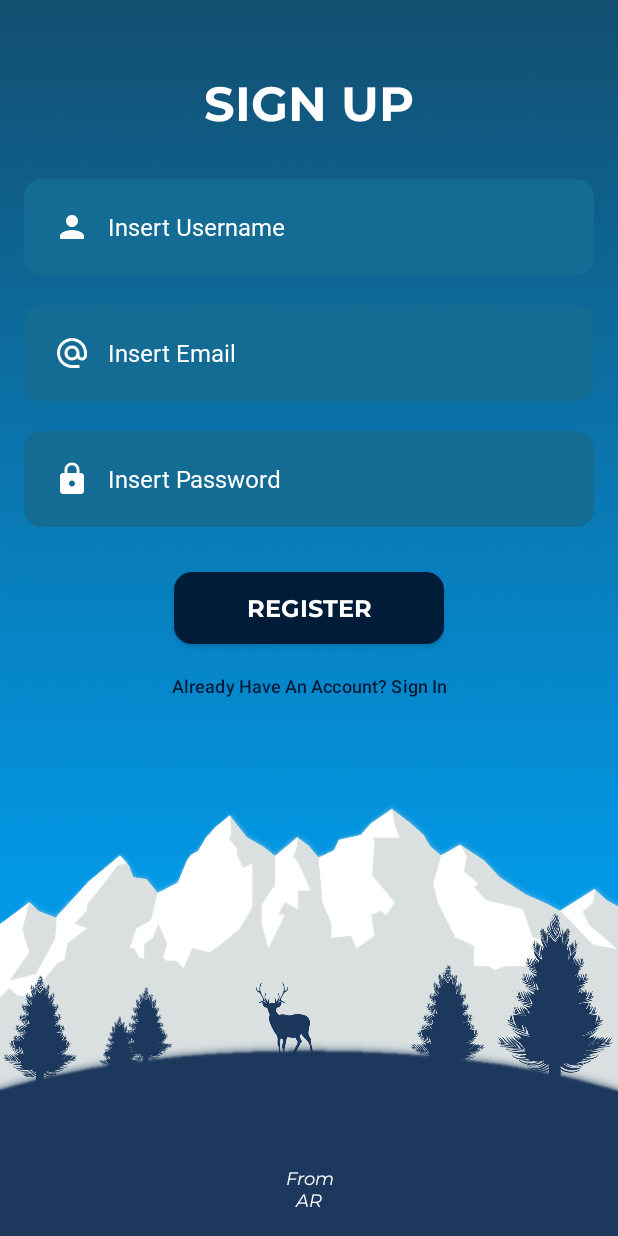
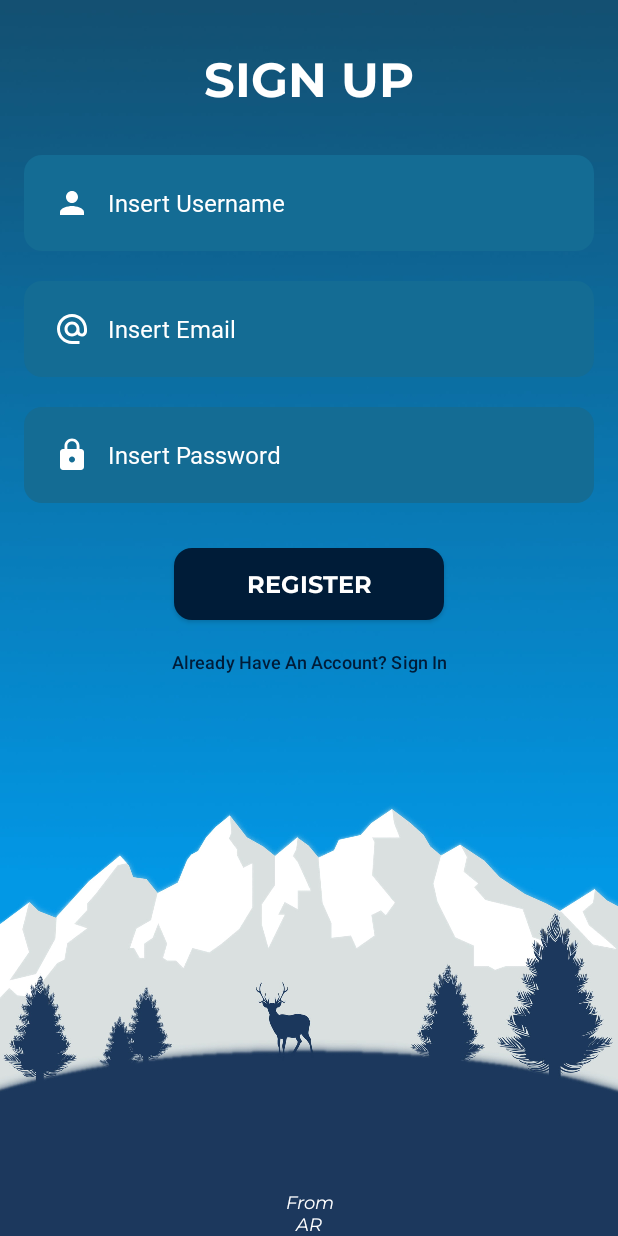
Before and after one commit to NotArBee/StorySpace, an Android app: the SignUpFragment screen opened through its navigation route, on a phone screen of 412 x 824 dp. Run offline under Robolectric (Android 15) with nearby library versions, the phone set to English and light mode, and no system bars.

Commit message:
feat : sign up berhasil dibuat dan selesai

```diff
--- a/app/build.gradle.kts
+++ b/app/build.gradle.kts
@@ -1,6 +1,7 @@
 plugins {
     alias(libs.plugins.androidApplication)
     alias(libs.plugins.jetbrainsKotlinAndroid)
+    id("kotlin-parcelize")
 }
 
 android {
@@ -51,4 +52,9 @@ dependencies {
 
     implementation(libs.androidx.navigation.fragment.ktx)
     implementation(libs.androidx.navigation.ui.ktx)
+    implementation(libs.retrofit)
+    implementation(libs.logging.interceptor)
+    implementation(libs.converter.gson)
+    implementation(libs.androidx.lifecycle.viewmodel.ktx)
+    implementation(libs.androidx.activity.ktx)
 }
--- a/app/src/main/AndroidManifest.xml
+++ b/app/src/main/AndroidManifest.xml
@@ -1,6 +1,8 @@
 <?xml version="1.0" encoding="utf-8"?>
 <manifest xmlns:android="http://schemas.android.com/apk/res/android"
     xmlns:tools="http://schemas.android.com/tools">
+
+    <uses-permission android:name="android.permission.INTERNET"/>
 
     <application
         android:allowBackup="true"
--- a/app/src/main/java/com/ardev/myapplication/ui/fragment/enterForm/SignUpFragment.kt
+++ /dev/null
@@ -1,39 +0,0 @@
-package com.ardev.myapplication.ui.fragment.enterForm
-
-import android.os.Bundle
-import androidx.fragment.app.Fragment
-import android.view.LayoutInflater
-import android.view.View
-import android.view.ViewGroup
-import androidx.navigation.findNavController
-import com.ardev.myapplication.R
-import com.ardev.myapplication.databinding.FragmentSignUpBinding
-
-class SignUpFragment : Fragment() {
-
-    private var _binding: FragmentSignUpBinding? = null
-    private val binding get() = _binding!!
-
-    override fun onCreateView(
-        inflater: LayoutInflater, container: ViewGroup?,
-        savedInstanceState: Bundle?
-    ): View? {
-        // Inflate the layout for this fragment
-        _binding = FragmentSignUpBinding.inflate(inflater, container, false)
-        val view = binding.root
-        return view
-    }
-
-    override fun onViewCreated(view: View, savedInstanceState: Bundle?) {
-        super.onViewCreated(view, savedInstanceState)
-
-        binding.btnSignIn.setOnClickListener { view ->
-            view.findNavController().navigate(R.id.action_signUpFragment_to_loginFragment)
-        }
-    }
-
-    override fun onDestroy() {
-        super.onDestroy()
-        _binding = null
-    }
-}
--- a/app/src/main/java/com/ardev/myapplication/ui/fragment/enterForm/SignInFragment.kt
+++ b/app/src/main/java/com/ardev/myapplication/ui/fragment/enterForm/signIn/SignInFragment.kt
@@ -1,4 +1,4 @@
-package com.ardev.myapplication.ui.fragment.enterForm
+package com.ardev.myapplication.ui.fragment.enterForm.signIn
 
 import android.os.Bundle
 import android.view.LayoutInflater
--- /dev/null
+++ b/app/src/main/java/com/ardev/myapplication/ui/fragment/enterForm/signUp/SignUpFragment.kt
@@ -0,0 +1,66 @@
+package com.ardev.myapplication.ui.fragment.enterForm.signUp
+
+import android.os.Bundle
+import androidx.fragment.app.Fragment
+import android.view.LayoutInflater
+import android.view.View
+import android.view.ViewGroup
+import android.widget.Toast
+import androidx.fragment.app.viewModels
+import androidx.lifecycle.Observer
+import androidx.navigation.findNavController
+import com.ardev.myapplication.R
+import com.ardev.myapplication.databinding.FragmentSignUpBinding
+
+class SignUpFragment : Fragment() {
+
+    private var _binding: FragmentSignUpBinding? = null
+    private val binding get() = _binding!!
+    private val viewModel: SignUpViewModel by viewModels()
+
+    override fun onCreateView(
+        inflater: LayoutInflater, container: ViewGroup?,
+        savedInstanceState: Bundle?
+    ): View? {
+        _binding = FragmentSignUpBinding.inflate(inflater, container, false)
+        return binding.root
+    }
+
+    override fun onViewCreated(view: View, savedInstanceState: Bundle?) {
+        super.onViewCreated(view, savedInstanceState)
+
+        viewModel.isSignUpSuccessful.observe(viewLifecycleOwner, Observer { isSuccess ->
+            if (isSuccess) {
+                Toast.makeText(requireContext(), "Sign Up Successful", Toast.LENGTH_SHORT).show()
+            } else {
+                Toast.makeText(requireContext(), "Sign Up Failed", Toast.LENGTH_SHORT).show()
+            }
+            binding.progressOverlay.visibility = View.GONE
+        })
+
+        viewModel.isLoading.observe(viewLifecycleOwner, Observer { isLoading ->
+            if (isLoading) {
+                binding.progressOverlay.visibility = View.VISIBLE
+            } else {
+                binding.progressOverlay.visibility = View.GONE
+            }
+        })
+
+        binding.btnRegister.setOnClickListener {
+            viewModel.signUp(
+                binding.etUsername.text.toString(),
+                binding.etEmail.text.toString(),
+                binding.etPassword.text.toString()
+            )
+        }
+
+        binding.btnSignIn.setOnClickListener { view ->
+            view.findNavController().navigate(R.id.action_signUpFragment_to_loginFragment)
+        }
+    }
+
+    override fun onDestroyView() {
+        super.onDestroyView()
+        _binding = null
+    }
+}
--- /dev/null
+++ b/app/src/main/java/com/ardev/myapplication/ui/fragment/enterForm/signUp/SignUpViewModel.kt
@@ -0,0 +1,55 @@
+package com.ardev.myapplication.ui.fragment.enterForm.signUp
+
+import android.util.Log
+import androidx.lifecycle.LiveData
+import androidx.lifecycle.MutableLiveData
+import androidx.lifecycle.ViewModel
+import androidx.lifecycle.viewModelScope
+import com.ardev.myapplication.data.response.RegisterResponse
+import com.ardev.myapplication.data.retrofit.ApiConfig
+import kotlinx.coroutines.launch
+import retrofit2.Call
+import retrofit2.Callback
+import retrofit2.Response
+
+class SignUpViewModel : ViewModel() {
+    private val _signUpResult = MutableLiveData<RegisterResponse>()
+    val signUpResult: LiveData<RegisterResponse> = _signUpResult
+
+    private val _isSignUpSuccessful = MutableLiveData<Boolean>()
+    val isSignUpSuccessful: LiveData<Boolean> = _isSignUpSuccessful
+
+    private val _isLoading = MutableLiveData<Boolean>()
+    val isLoading: LiveData<Boolean> = _isLoading
+
+    fun signUp(name: String, email: String, password: String) {
+        _isLoading.value = true
+        val client = ApiConfig.getApiService().register(name, email, password)
+        client.enqueue(object : Callback<RegisterResponse> {
+            override fun onResponse(
+                call: Call<RegisterResponse>,
+                response: Response<RegisterResponse>
+            ) {
+                _isLoading.value = false
+                if (response.isSuccessful) {
+                    _signUpResult.value = response.body()
+                    Log.d(TAG, "SignUp successful")
+                    _isSignUpSuccessful.value = true
+                } else {
+                    Log.e(TAG, "SignUp failed")
+                    _isSignUpSuccessful.value = false
+                }
+            }
+
+            override fun onFailure(call: Call<RegisterResponse>, t: Throwable) {
+                _isLoading.value = false
+                Log.e(TAG, "SignUp failed: ${t.message}")
+                _isSignUpSuccessful.value = false
+            }
+        })
+    }
+
+    companion object {
+        private const val TAG = "SignUpViewModel"
+    }
+}
--- a/app/src/main/res/layout/fragment_sign_in.xml
+++ b/app/src/main/res/layout/fragment_sign_in.xml
@@ -6,7 +6,7 @@
     android:layout_height="match_parent"
     android:background="@drawable/bgapp"
     android:padding="16dp"
-    tools:context=".ui.fragment.enterForm.SignInFragment">
+    tools:context=".ui.fragment.enterForm.signIn.SignInFragment">
 
     <Button
         android:id="@+id/btn_signup"
--- a/app/src/main/res/layout/fragment_sign_up.xml
+++ b/app/src/main/res/layout/fragment_sign_up.xml
@@ -5,37 +5,7 @@
     android:layout_width="match_parent"
     android:layout_height="match_parent"
     android:background="@drawable/bgapp"
-    android:padding="16dp"
-    tools:context=".ui.fragment.enterForm.SignUpFragment">
-
-
-    <Button
-        android:id="@+id/btn_sign_in"
-        style="@style/Widget.Material3.Button.TextButton"
-        android:layout_width="wrap_content"
-        android:layout_height="wrap_content"
-        android:layout_marginTop="4dp"
-        android:text="Already Have An Account? Sign In"
-        android:textColor="@color/md_theme_onPrimaryContainer"
-        android:textSize="12dp"
-        app:layout_constraintEnd_toEndOf="parent"
-        app:layout_constraintStart_toStartOf="parent"
-        app:layout_constraintTop_toBottomOf="@+id/btn_register" />
-
-    <EditText
-        android:id="@+id/et_username"
-        style="@style/EditTextForm"
-        android:layout_width="match_parent"
-        android:layout_height="wrap_content"
-        android:layout_marginTop="30dp"
-        android:drawableLeft="@drawable/icon_person"
-        android:drawablePadding="12dp"
-        android:hint="@string/insert_username"
-        android:inputType="text"
-        app:layout_constraintEnd_toEndOf="parent"
-        app:layout_constraintHorizontal_bias="0.5"
-        app:layout_constraintStart_toStartOf="parent"
-        app:layout_constraintTop_toBottomOf="@+id/textView3" />
+    tools:context=".ui.fragment.enterForm.signUp.SignUpFragment">
 
     <TextView
         android:id="@+id/textView3"
@@ -51,38 +21,28 @@
         app:layout_constraintStart_toStartOf="parent"
         app:layout_constraintTop_toTopOf="parent" />
 
-    <TextView
-        android:id="@+id/textView2"
-        android:layout_width="wrap_content"
-        android:layout_height="wrap_content"
-        android:fontFamily="@font/montserratitalic"
-        android:textSize="12sp"
-        android:text="@string/from_ar"
-        android:textAlignment="center"
-        android:textColor="@color/md_theme_onPrimary"
-        app:layout_constraintBottom_toBottomOf="parent"
-        app:layout_constraintEnd_toEndOf="parent"
-        app:layout_constraintHorizontal_bias="0.5"
-        app:layout_constraintStart_toStartOf="parent" />
-
-    <com.ardev.myapplication.customView.MyButtonRegister
-        android:id="@+id/btn_register"
+    <EditText
+        android:id="@+id/et_username"
+        android:layout_marginHorizontal="16dp"
+        style="@style/EditTextForm"
         android:layout_width="match_parent"
         android:layout_height="wrap_content"
-        android:layout_marginHorizontal="100dp"
         android:layout_marginTop="30dp"
-        android:fontFamily="@font/montserratbold"
-        android:textSize="16dp"
+        android:drawableLeft="@drawable/icon_person"
+        android:drawablePadding="12dp"
+        android:hint="@string/insert_username"
+        android:inputType="text"
         app:layout_constraintEnd_toEndOf="parent"
         app:layout_constraintHorizontal_bias="0.5"
         app:layout_constraintStart_toStartOf="parent"
-        app:layout_constraintTop_toBottomOf="@+id/et_password" />
+        app:layout_constraintTop_toBottomOf="@+id/textView3" />
 
     <com.ardev.myapplication.customView.MyEditTextEmail
         android:id="@+id/et_email"
         style="@style/EditTextForm"
         android:layout_width="match_parent"
         android:layout_height="wrap_content"
+        android:layout_marginHorizontal="16dp"
         android:layout_marginTop="20dp"
         android:drawableStart="@drawable/icon_email"
         android:drawablePadding="12dp"
@@ -98,6 +58,7 @@
         style="@style/EditTextForm"
         android:layout_width="match_parent"
         android:layout_height="wrap_content"
+        android:layout_marginHorizontal="16dp"
         android:layout_marginTop="20dp"
         android:drawableStart="@drawable/icon_lock"
         android:drawablePadding="12dp"
@@ -109,4 +70,68 @@
         app:layout_constraintStart_toStartOf="parent"
         app:layout_constraintTop_toBottomOf="@+id/et_email" />
 
+    <com.ardev.myapplication.customView.MyButtonRegister
+        android:id="@+id/btn_register"
+        android:layout_width="match_parent"
+        android:layout_height="wrap_content"
+        android:layout_marginHorizontal="116dp"
+        android:layout_marginTop="30dp"
+        android:fontFamily="@font/montserratbold"
+        android:textSize="16dp"
+        app:layout_constraintEnd_toEndOf="parent"
+        app:layout_constraintHorizontal_bias="0.5"
+        app:layout_constraintStart_toStartOf="parent"
+        app:layout_constraintTop_toBottomOf="@+id/et_password" />
+
+    <Button
+        android:id="@+id/btn_sign_in"
+        style="@style/Widget.Material3.Button.TextButton"
+        android:layout_width="wrap_content"
+        android:layout_height="wrap_content"
+        android:layout_marginTop="4dp"
+        android:layout_marginHorizontal="16dp"
+        android:text="@string/already_have_an_account_sign_in"
+        android:textColor="@color/md_theme_onPrimaryContainer"
+        android:textSize="12sp"
+        app:layout_constraintEnd_toEndOf="parent"
+        app:layout_constraintStart_toStartOf="parent"
+        app:layout_constraintTop_toBottomOf="@+id/btn_register"
+        tools:ignore="TextSizeCheck" />
+
+    <TextView
+        android:id="@+id/textView2"
+        android:layout_width="wrap_content"
+        android:layout_height="wrap_content"
+        android:fontFamily="@font/montserratitalic"
+        android:text="@string/from_ar"
+        android:textAlignment="center"
+        android:textColor="@color/md_theme_onPrimary"
+        android:textSize="12sp"
+        app:layout_constraintBottom_toBottomOf="parent"
+        app:layout_constraintEnd_toEndOf="parent"
+        app:layout_constraintHorizontal_bias="0.5"
+        app:layout_constraintStart_toStartOf="parent" />
+
+    <FrameLayout
+        android:id="@+id/progress_overlay"
+        android:layout_width="match_parent"
+        android:layout_height="match_parent"
+        android:background="@android:color/black"
+        android:alpha="0.7"
+        android:visibility="gone"
+        app:layout_constraintTop_toTopOf="parent"
+        app:layout_constraintBottom_toBottomOf="parent"
+        app:layout_constraintStart_toStartOf="parent"
+        app:layout_constraintEnd_toEndOf="parent">
+
+        <ProgressBar
+            android:id="@+id/progressBar"
+            style="?android:attr/progressBarStyleLarge"
+            android:layout_width="wrap_content"
+            android:layout_height="wrap_content"
+            android:layout_gravity="center"
+            android:layout_marginBottom="30dp"
+            android:indeterminateTint="@color/md_theme_onPrimary" />
+    </FrameLayout>
+
 </androidx.constraintlayout.widget.ConstraintLayout>
--- a/app/src/main/res/navigation/main_navigation.xml
+++ b/app/src/main/res/navigation/main_navigation.xml
@@ -7,7 +7,7 @@
 
     <fragment
         android:id="@+id/loginFragment"
-        android:name="com.ardev.myapplication.ui.fragment.enterForm.SignInFragment"
+        android:name="com.ardev.myapplication.ui.fragment.enterForm.signIn.SignInFragment"
         android:label="fragment_login"
         tools:layout="@layout/fragment_sign_in" >
         <action
@@ -16,7 +16,7 @@
     </fragment>
     <fragment
         android:id="@+id/signUpFragment"
-        android:name="com.ardev.myapplication.ui.fragment.enterForm.SignUpFragment"
+        android:name="com.ardev.myapplication.ui.fragment.enterForm.signUp.SignUpFragment"
         android:label="fragment_sign_up"
         tools:layout="@layout/fragment_sign_up" >
         <action
--- a/app/src/main/res/values/strings.xml
+++ b/app/src/main/res/values/strings.xml
@@ -11,4 +11,5 @@
     <string name="dont_have_an_account_sign_up">Dont Have An Account? Sign Up</string>
     <string name="sign_up">SIGN UP</string>
     <string name="insert_username">Insert Username</string>
+    <string name="already_have_an_account_sign_in">Already Have An Account? Sign In</string>
 </resources>
```
Also changed, not shown: app/src/main/java/com/ardev/myapplication/data/response/RegisterResponse.kt (added, +12 -0 lines), app/src/main/java/com/ardev/myapplication/data/retrofit/ApiConfig.kt (added, +29 -0 lines), app/src/main/java/com/ardev/myapplication/data/retrofit/ApiService.kt (added, +17 -0 lines), gradle/libs.versions.toml (+10 -0 lines).
